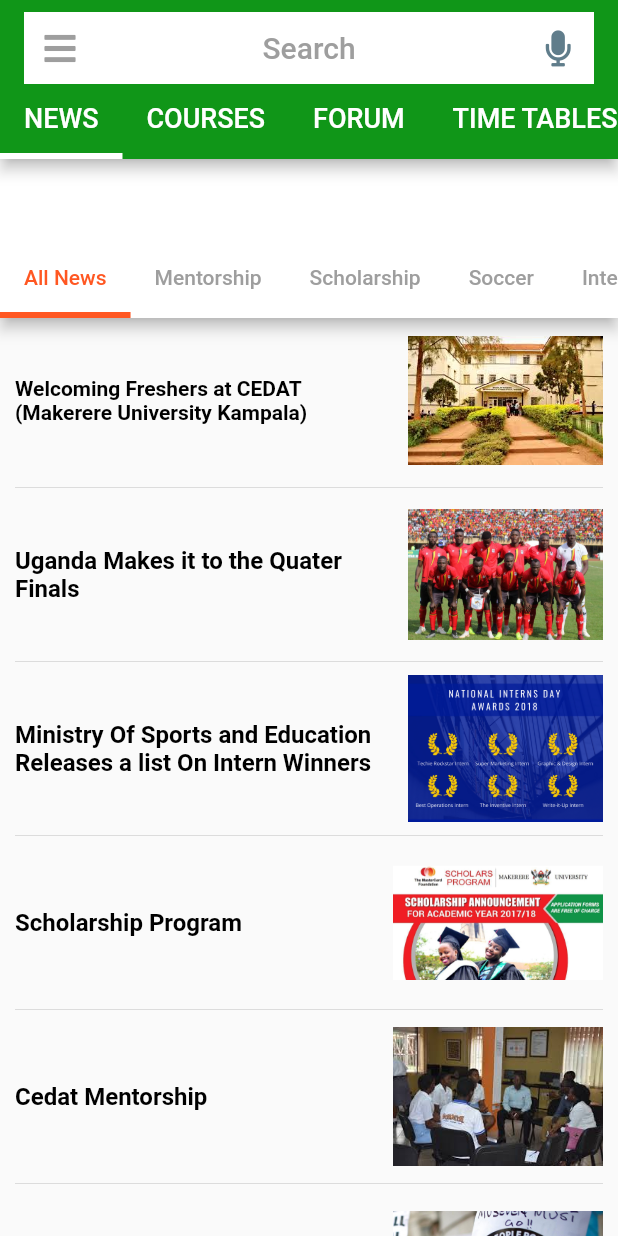
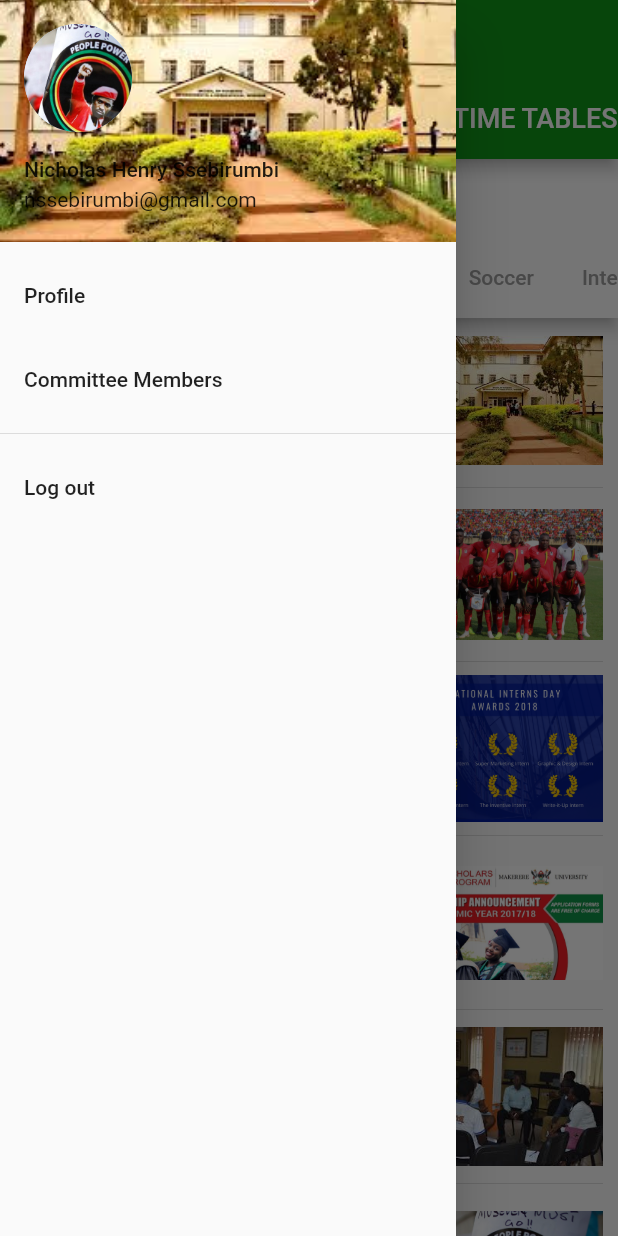
Before and after one commit to nssebirumbi/mes, a Flutter app: the screen it shows after launch, with the side drawer open (before the commit the screen has no drawer), on a phone screen of 412 x 824 dp. Run offline on Flutter 3.47's test engine with Material 2 defaults, Android fonts, the phone set to English and light mode, and no system bars; our stand-ins replace font_awesome_flutter; Roboto replaces fonts that are missing (Raleway).

Commit message:
Update news.dart
drawer menu

```diff
--- a/lib/news.dart
+++ b/lib/news.dart
@@ -23,10 +23,7 @@
           appBar: AppBar(
            // backgroundColor: Color(0xff109618),
             backgroundColor: PrimaryColor,
-            title: Padding(
-              padding: EdgeInsets.only(top: 8.0),
-              child: _GooglePlayAppBar(),
-            ),
+
             bottom: TabBar(
               isScrollable: true,
               indicatorColor: Colors.white,
@@ -97,6 +94,37 @@
               ],
             ),
           ),
+          drawer: new Drawer(
+            child: new ListView(
+                children: <Widget>[
+                  new UserAccountsDrawerHeader(
+                    accountName: new Text("Nicholas Henry Ssebirumbi"),
+                    accountEmail: new Text("nssebirumbi@gmail.com"),
+                    currentAccountPicture: new GestureDetector(
+                      child: new CircleAvatar(
+                        backgroundImage: AssetImage("images/politics.jpg"),
+                      ),
+                    ),
+                    decoration: new BoxDecoration(
+                      image: new DecorationImage(
+                          image: AssetImage("images/Cedat.jpg"),
+                          fit: BoxFit.cover,
+                      ),
+                    ),
+                  ),
+                  new ListTile(
+                     title: new Text("Profile"),
+                  ),
+                  new ListTile(
+                    title: new Text("Committee Members"),
+                  ),
+                  new Divider(),
+                  new ListTile(
+                    title: new Text("Log out"),
+                  ),
+                ],
+            ),
+          ),
           body: TabBarView(
             children: <Widget>[
               HomeTopTabs(0xffff5722),//ff5722
@@ -110,32 +138,11 @@
   }
 }
 
-Widget _GooglePlayAppBar() {
-  return Container(
-    color: Colors.white,
-    child: Row(
-      mainAxisAlignment: MainAxisAlignment.spaceBetween,
-      children: <Widget>[
-        Container(
-          child: IconButton(
-            icon: Icon(FontAwesomeIcons.bars),
-          ),
-        ),
-        Container(
-          child: Text(
-            'Search',
-            style: TextStyle(color: Colors.grey),
-          ),
-        ),
-        Container(
-          child: IconButton(
-              icon: Icon(
-                FontAwesomeIcons.microphone,
-                color: Colors.blueGrey,
-              ),
-              onPressed: null),
-        ),
-      ],
-    ),
-  );
+class universityImages extends StatelessWidget{
+  @override
+  Widget build(BuildContext context){
+    AssetImage assetImage = AssetImage('images/Cedat.jpg');
+    Image image = Image(image: assetImage, width: 130.0, height: 100.0,);
+    return Container(child: image,);
+  }
 }
```
